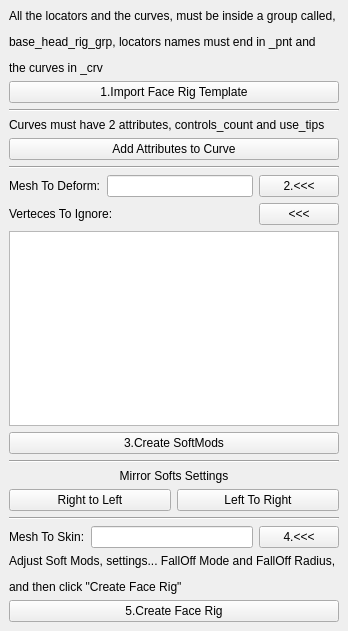
Old version of the form rigging/face/facerig.ui in the repository skarone/PipeL.
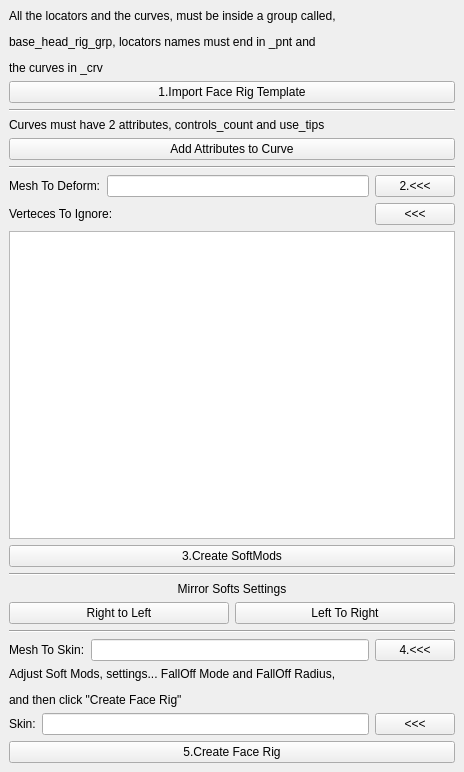
New version of the form.

```diff
--- a/rigging/face/facerig.ui
+++ b/rigging/face/facerig.ui
@@ -6,8 +6,8 @@
    <rect>
     <x>0</x>
     <y>0</y>
-    <width>317</width>
-    <height>631</height>
+    <width>464</width>
+    <height>772</height>
    </rect>
   </property>
   <property name="windowTitle">
@@ -193,6 +193,27 @@
       </property>
      </widget>
     </item>
+    <item>
+     <layout class="QHBoxLayout" name="horizontalLayout_5">
+      <item>
+       <widget class="QLabel" name="label_8">
+        <property name="text">
+         <string>Skin:</string>
+        </property>
+       </widget>
+      </item>
+      <item>
+       <widget class="QLineEdit" name="skin_le"/>
+      </item>
+      <item>
+       <widget class="QPushButton" name="fillSkin_btn">
+        <property name="text">
+         <string>&lt;&lt;&lt;</string>
+        </property>
+       </widget>
+      </item>
+     </layout>
+    </item>
     <item>
      <widget class="QPushButton" name="create_btn">
       <property name="text">
```
